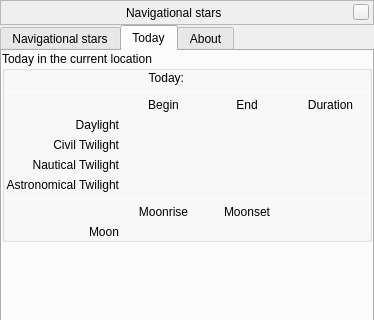
Old version of the form plugins/NavStars/src/gui/navStarsWindow.ui in the repository Stellarium/stellarium; both pictures show x 0 to 374 and y 0 to 320 of the 374 by 463 pixel window.
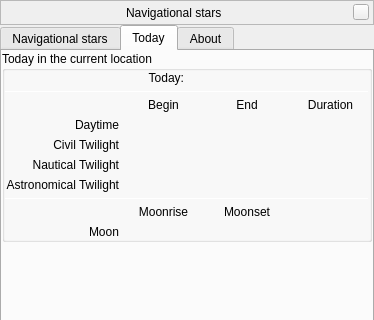
New version of the form. The open tabs and pages were chosen to show the change. Custom widgets are drawn as their Qt base class.

Commit message: Update stellarium.pot

```diff
--- a/plugins/NavStars/src/gui/navStarsWindow.ui
+++ b/plugins/NavStars/src/gui/navStarsWindow.ui
@@ -625,7 +625,7 @@
             <item row="3" column="0">
              <widget class="QLabel" name="labelDay">
               <property name="text">
-               <string>Daylight</string>
+               <string>Daytime</string>
               </property>
               <property name="alignment">
                <set>Qt::AlignRight|Qt::AlignTrailing|Qt::AlignVCenter</set>
```
The commit also changes 1 other file.
